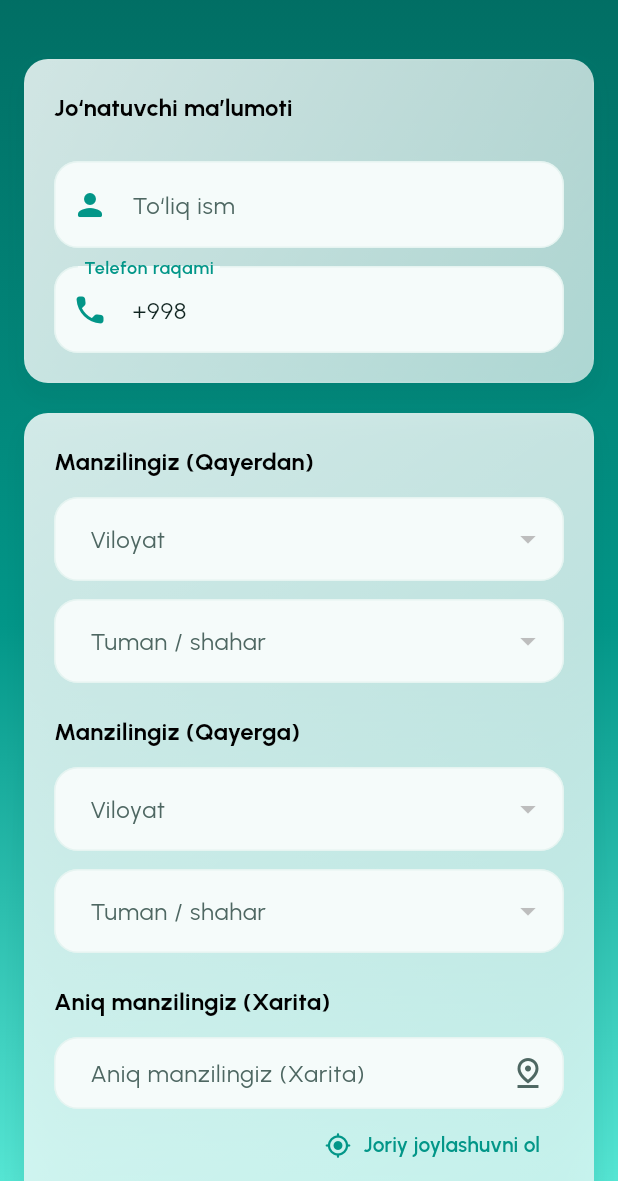
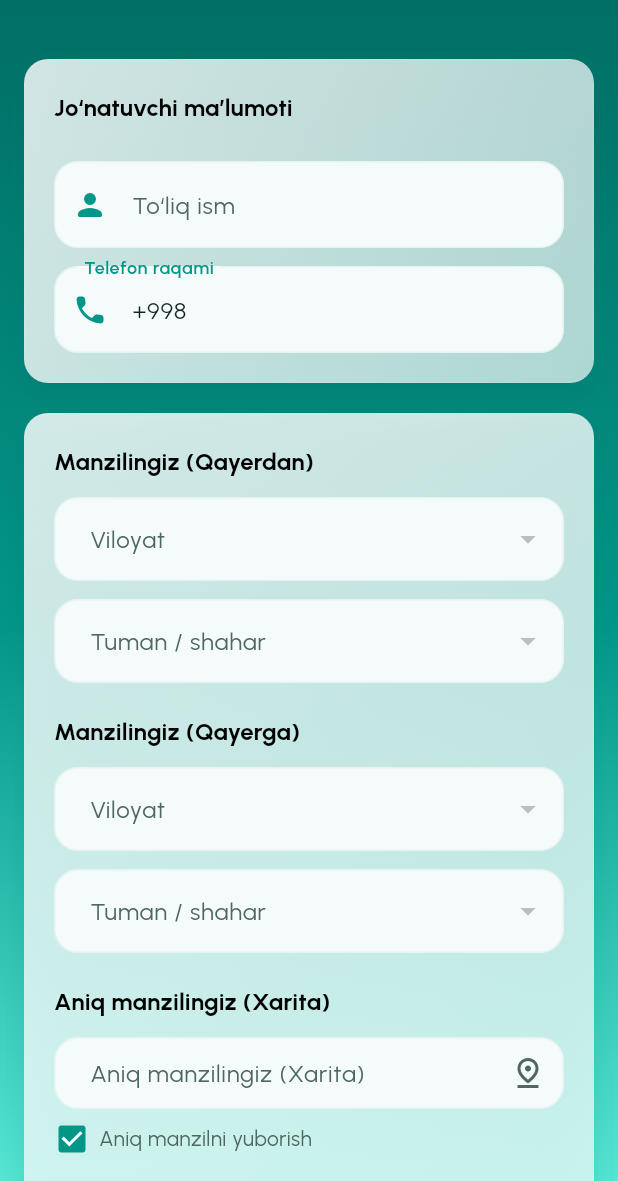
Before and after one commit to Habibulloh004/omad-driver, a Flutter app: the TaxiOrderPage screen opened directly, on a phone screen of 412 x 824 dp, the part 55-1236 px from its top. Run offline on Flutter 3.47's test engine with Material 3 defaults, Android fonts, the phone set to English and light mode, and no system bars; our stand-ins replace audioplayers, flutter_map, geocoding, geolocator, image_picker, latlong2 and 1 more; accounts and stored records are empty.

Commit message:
add some feature

```diff
--- a/lib/src/features/taxi/taxi_order_page.dart
+++ b/lib/src/features/taxi/taxi_order_page.dart
@@ -1,4 +1,5 @@
 import 'package:flutter/material.dart';
+import 'package:flutter/services.dart';
 import 'package:intl/intl.dart';
 import 'package:provider/provider.dart';
 
@@ -37,17 +38,20 @@ class _TaxiOrderPageState extends State<TaxiOrderPage> {
   DateTime selectedDate = DateTime.now();
   TimeOfDay scheduledTime = TimeOfDay.fromDateTime(DateTime.now());
   bool confirming = false;
+  bool shareExactPickupAddress = true;
   PickupLocation? pickupLocation;
   bool detectingPickup = false;
   final LocationService _locationService = const LocationService();
   final TextEditingController noteCtrl = TextEditingController();
+  final TextEditingController bonusCtrl = TextEditingController();
 
   @override
   void initState() {
     super.initState();
     final user = context.read<AppState>().currentUser;
-    clientNameCtrl.text =
-        user.fullName.toLowerCase() == 'unknown' ? '' : user.fullName;
+    clientNameCtrl.text = user.fullName.toLowerCase() == 'unknown'
+        ? ''
+        : user.fullName;
     clientPhoneCtrl.text = user.phoneNumber.trim().startsWith('+')
         ? user.phoneNumber
         : '+998';
@@ -59,6 +63,7 @@ class _TaxiOrderPageState extends State<TaxiOrderPage> {
     clientNameCtrl.dispose();
     clientPhoneCtrl.dispose();
     noteCtrl.dispose();
+    bonusCtrl.dispose();
     super.dispose();
   }
 
@@ -225,6 +230,24 @@ class _TaxiOrderPageState extends State<TaxiOrderPage> {
                             ),
                     ),
                   ),
+                  const SizedBox(height: AppSpacing.xs),
+                  Row(
+                    children: [
+                      Checkbox(
+                        value: shareExactPickupAddress,
+                        visualDensity: const VisualDensity(
+                          horizontal: -4,
+                          vertical: -4,
+                        ),
+                        materialTapTargetSize: MaterialTapTargetSize.shrinkWrap,
+                        onChanged: (value) => setState(
+                          () => shareExactPickupAddress = value ?? true,
+                        ),
+                      ),
+                      const SizedBox(width: 6),
+                      Expanded(child: Text(strings.tr('shareExactAddress'))),
+                    ],
+                  ),
                   Align(
                     alignment: Alignment.centerRight,
                     child: TextButton.icon(
@@ -293,9 +316,9 @@ class _TaxiOrderPageState extends State<TaxiOrderPage> {
                       );
                     }).toList(),
                   ),
-                  const SizedBox(height: AppSpacing.lg),
+                  const SizedBox(height: AppSpacing.md),
                   _SectionTitle(label: strings.tr('scheduledTime')),
-                  const SizedBox(height: AppSpacing.sm),
+                  const SizedBox(height: AppSpacing.xs),
                   Row(
                     children: [
                       Expanded(
@@ -320,13 +343,23 @@ class _TaxiOrderPageState extends State<TaxiOrderPage> {
                 ],
               ),
             ),
-            const SizedBox(height: AppSpacing.lg),
+            const SizedBox(height: AppSpacing.md),
             GlassCard(
               child: Column(
                 crossAxisAlignment: CrossAxisAlignment.start,
                 children: [
+                  _SectionTitle(label: strings.tr('bonusUser')),
+                  const SizedBox(height: AppSpacing.xs),
+                  AppTextField(
+                    controller: bonusCtrl,
+                    label: strings.tr('bonusUser'),
+                    hintText: strings.tr('bonusUserHint'),
+                    keyboardType: TextInputType.number,
+                    inputFormatters: [FilteringTextInputFormatter.digitsOnly],
+                  ),
+                  const SizedBox(height: AppSpacing.md),
                   _SectionTitle(label: strings.tr('optionalNote')),
-                  const SizedBox(height: AppSpacing.sm),
+                  const SizedBox(height: AppSpacing.xs),
                   AppTextField(
                     controller: noteCtrl,
                     label: strings.tr('note'),
@@ -563,10 +596,10 @@ class _TaxiOrderPageState extends State<TaxiOrderPage> {
               if (pickupLocation != null)
                 _SummaryRow(
                   label: dialogStrings.tr('pickupAddress'),
-                  value: pickupLocation!.address.trim().isEmpty
-                      ? '${pickupLocation!.latitude.toStringAsFixed(5)}, '
-                            '${pickupLocation!.longitude.toStringAsFixed(5)}'
-                      : pickupLocation!.address,
+                  value: _pickupSummaryLabel(
+                    dialogStrings,
+                    _pickupLocationForSending(),
+                  ),
                 ),
               _SummaryRow(
                 label: dialogStrings.tr('passengers'),
@@ -619,6 +652,27 @@ class _TaxiOrderPageState extends State<TaxiOrderPage> {
     setState(() => confirming = false);
   }
 
+  PickupLocation _pickupLocationForSending() {
+    if (pickupLocation == null) {
+      throw StateError('pickupLocation is null');
+    }
+    if (shareExactPickupAddress || pickupLocation!.address.trim().isEmpty) {
+      return pickupLocation!;
+    }
+    return pickupLocation!.copyWith(address: '');
+  }
+
+  String _pickupSummaryLabel(
+    AppLocalizations strings,
+    PickupLocation effectivePickup,
+  ) {
+    if (effectivePickup.address.trim().isNotEmpty) {
+      return effectivePickup.address;
+    }
+    return '${effectivePickup.latitude.toStringAsFixed(5)}, '
+        '${effectivePickup.longitude.toStringAsFixed(5)}';
+  }
+
   Future<void> _sendOrder() async {
     final state = context.read<AppState>();
     final strings = context.strings;
@@ -635,6 +689,7 @@ class _TaxiOrderPageState extends State<TaxiOrderPage> {
       return;
     }
     try {
+      final effectivePickup = _pickupLocationForSending();
       final order = await state.createTaxiOrder(
         fromRegion: fromRegion!,
         fromDistrict: fromDistrict!,
@@ -644,10 +699,11 @@ class _TaxiOrderPageState extends State<TaxiOrderPage> {
         clientGender: clientGender,
         scheduledDate: selectedDate,
         scheduledTime: scheduledTime,
-        pickupLocation: pickupLocation!,
+        pickupLocation: effectivePickup,
         note: noteCtrl.text,
         customerName: clientNameCtrl.text,
         customerPhone: clientPhoneCtrl.text,
+        bonusUserId: bonusCtrl.text.trim().isEmpty ? null : bonusCtrl.text,
       );
 
       if (!mounted) return;
--- a/lib/src/localization/app_localizations.dart
+++ b/lib/src/localization/app_localizations.dart
@@ -112,6 +112,7 @@ class AppLocalizations {
       'home': 'Bosh sahifa',
       'orders': 'Buyurtmalarim',
       'profile': 'Profil',
+      'userIdLabel': 'ID',
       'ordersTitle': 'Buyurtmalar',
       'activeTab': 'Faol',
       'historyTab': 'Tarix',
@@ -137,6 +138,7 @@ class AppLocalizations {
       'cancelOrder': 'Buyurtmani bekor qilish',
       'pickupLocation': 'Manzilingiz (Qayerdan)',
       'pickupAddress': 'Aniq manzilingiz (Xarita)',
+      'shareExactAddress': 'Aniq manzilni yuborish',
       'dropoffAddress': 'Borish manzili (xarita)',
       'region': 'Viloyat',
       'district': 'Tuman / shahar',
@@ -154,6 +156,8 @@ class AppLocalizations {
       'timeRange': 'Vaqt oralig‘i',
       'scheduledTime': 'Rejalashtirilgan vaqt',
       'optionalNote': 'Qo‘shimcha eslatma',
+      'bonusUser': 'Bonus (ixtiyoriy)',
+      'bonusUserHint': 'Bonus foydalanuvchi ID',
       'noteHint': 'Masalan: Haydovchi kelganda qo‘ng‘iroq qiling',
       'estimatedPrice': 'Taxminiy narx',
       'fillInfoForPrice': 'Narxni ko‘rish uchun barcha maydonlarni to‘ldiring',
@@ -340,6 +344,7 @@ class AppLocalizations {
       'home': 'Бош саҳифа',
       'orders': 'Буюртмаларим',
       'profile': 'Профил',
+      'userIdLabel': 'ID',
       'ordersTitle': 'Буюртмалар',
       'activeTab': 'Фаол',
       'historyTab': 'Тарих',
@@ -365,6 +370,7 @@ class AppLocalizations {
       'cancelOrder': 'Буюртмани бекор қилиш',
       'pickupLocation': 'Манзилингиз (Қаердан)',
       'pickupAddress': 'Аниқ манзилингиз (Харита)',
+      'shareExactAddress': 'Аниқ манзилни юбориш',
       'dropoffAddress': 'Бориш манзили (харита)',
       'region': 'Вилоят',
       'district': 'Туман / шаҳар',
@@ -382,6 +388,8 @@ class AppLocalizations {
       'timeRange': 'Вақт оралиғи',
       'scheduledTime': 'Режалаштирилган вақт',
       'optionalNote': 'Қўшимча эслатма',
+      'bonusUser': 'Бонус (ихтиёрий)',
+      'bonusUserHint': 'Бонус фойдаланувчи ID',
       'noteHint': 'Масалан: Ҳайдовчи келганда қўнғироқ қилинг',
       'estimatedPrice': 'Тахминий нарх',
       'fillInfoForPrice': 'Нархни кўриш учун маълумотларни киритинг',
@@ -565,6 +573,7 @@ class AppLocalizations {
       'home': 'Главная',
       'orders': 'Мои заказы',
       'profile': 'Профиль',
+      'userIdLabel': 'ID',
       'ordersTitle': 'Заказы',
       'activeTab': 'Активные',
       'historyTab': 'История',
@@ -590,6 +599,7 @@ class AppLocalizations {
       'cancelOrder': 'Отменить заказ',
       'pickupLocation': 'Ваш адрес (Откуда)',
       'pickupAddress': 'Ваш точный адрес (Карта)',
+      'shareExactAddress': 'Отправить точный адрес',
       'dropoffAddress': 'Адрес прибытия (карта)',
       'region': 'Регион',
       'district': 'Район / город',
@@ -607,6 +617,8 @@ class AppLocalizations {
       'timeRange': 'Диапазон времени',
       'scheduledTime': 'Запланированное время',
       'optionalNote': 'Дополнительная заметка',
+      'bonusUser': 'Бонус (необязательно)',
+      'bonusUserHint': 'ID бонусного пользователя',
       'noteHint': 'Например: Позвоните, когда приедете',
       'estimatedPrice': 'Примерная стоимость',
       'fillInfoForPrice': 'Укажите данные, чтобы рассчитать стоимость',
--- a/lib/src/widgets/app_text_field.dart
+++ b/lib/src/widgets/app_text_field.dart
@@ -1,4 +1,5 @@
 import 'package:flutter/material.dart';
+import 'package:flutter/services.dart';
 
 class AppTextField extends StatelessWidget {
   const AppTextField({
@@ -17,6 +18,7 @@ class AppTextField extends StatelessWidget {
     this.hintText,
     this.showLabel = true,
     this.floatingLabelBehavior,
+    this.inputFormatters,
   });
 
   final TextEditingController controller;
@@ -33,6 +35,7 @@ class AppTextField extends StatelessWidget {
   final String? hintText;
   final bool showLabel;
   final FloatingLabelBehavior? floatingLabelBehavior;
+  final List<TextInputFormatter>? inputFormatters;
 
   @override
   Widget build(BuildContext context) {
@@ -49,13 +52,18 @@ class AppTextField extends StatelessWidget {
       readOnly: readOnly,
       minLines: minLines,
       maxLines: maxLines,
-      textAlignVertical:
-          isMultiline ? TextAlignVertical.top : TextAlignVertical.center,
+      inputFormatters: inputFormatters,
+      textAlignVertical: isMultiline
+          ? TextAlignVertical.top
+          : TextAlignVertical.center,
       decoration: InputDecoration(
         labelText: hasLabel ? label : null,
         hintText: resolvedHint,
-        floatingLabelBehavior: floatingLabelBehavior ??
-            (hasLabel ? FloatingLabelBehavior.auto : FloatingLabelBehavior.never),
+        floatingLabelBehavior:
+            floatingLabelBehavior ??
+            (hasLabel
+                ? FloatingLabelBehavior.auto
+                : FloatingLabelBehavior.never),
         alignLabelWithHint: isMultiline,
         contentPadding: isMultiline
             ? const EdgeInsets.fromLTRB(16, 18, 16, 18)
```
Also changed, not shown: lib/src/features/driver/driver_dashboard.dart (+54 -50 lines), lib/src/features/profile/profile_page.dart (+74 -12 lines), lib/src/state/app_state.dart (+42 -32 lines), 2 other files.
